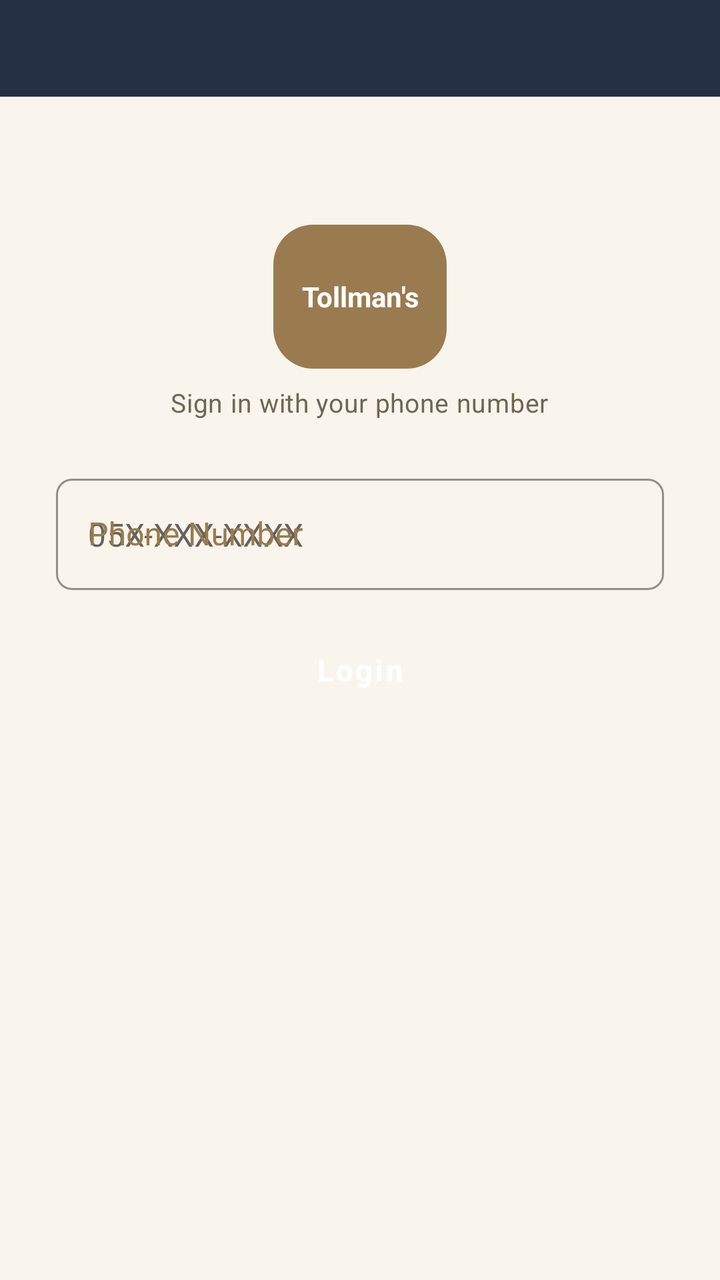
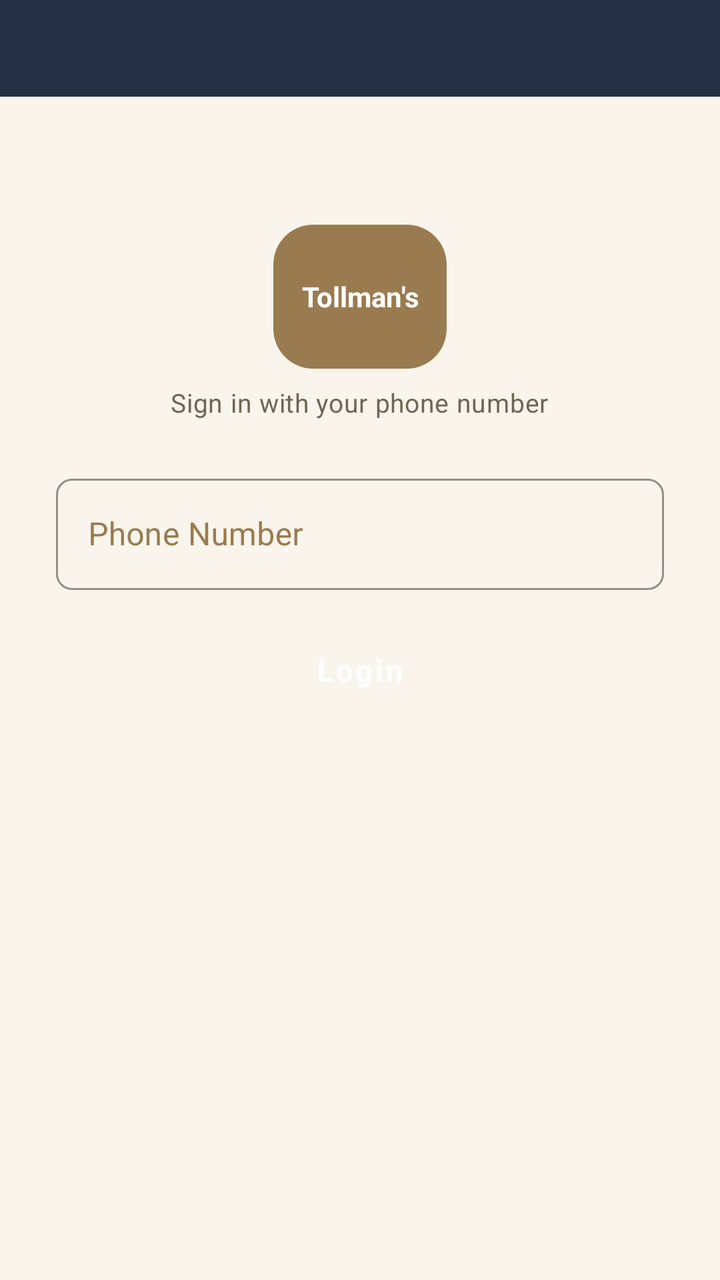

Two renders of the same Android screen: before a commit and after it. Below are the layout's source before the change and the commit's diff.
<!-- AndroidManifest.xml: application theme Theme.DriverApp -->
<!-- res/layout/activity_login.xml -->
<?xml version="1.0" encoding="utf-8"?>
<LinearLayout xmlns:android="http://schemas.android.com/apk/res/android"
    android:layout_width="match_parent"
    android:layout_height="match_parent"
    android:orientation="vertical"
    android:background="@color/drb_cream_bg">

  <include
      android:id="@+id/loginHeader"
      layout="@layout/include_drb_header"/>

  <LinearLayout
      android:layout_width="match_parent"
      android:layout_height="match_parent"
      android:orientation="vertical"
      android:gravity="center_horizontal"
      android:paddingStart="@dimen/drb_spacing_xxl"
      android:paddingEnd="@dimen/drb_spacing_xxl"
      android:paddingTop="64dp"
      android:paddingBottom="120dp">

    
    <LinearLayout
        android:id="@+id/driverLoginChrome"
        android:layout_width="match_parent"
        android:layout_height="wrap_content"
        android:orientation="vertical"
        android:gravity="center_horizontal"
        android:layout_marginBottom="@dimen/drb_spacing_xl">

        <TextView
            android:id="@+id/tvLoginLogo"
            android:layout_width="wrap_content"
            android:layout_height="@dimen/drb_logo_size"
            android:minWidth="@dimen/drb_logo_size"
            android:paddingStart="14dp"
            android:paddingEnd="14dp"
            android:background="@drawable/bg_logo_square"
            android:gravity="center"
            android:text="@string/logo_text"
            android:textColor="@color/white"
            android:textSize="14sp"
            android:textStyle="bold"/>

        <TextView
            android:id="@+id/tvDriverLoginTitle"
            android:layout_width="wrap_content"
            android:layout_height="wrap_content"
            android:layout_marginTop="@dimen/drb_spacing_lg"
            android:text="@string/app_name"
            android:visibility="gone"
            style="@style/DrbText.Title"/>

        <TextView
            android:id="@+id/tvDriverLoginSubtitle"
            android:layout_width="wrap_content"
            android:layout_height="wrap_content"
            android:layout_marginTop="@dimen/drb_spacing_sm"
            android:text="@string/login_driver_phone_hint"
            style="@style/DrbText.Subtitle"/>
    </LinearLayout>

    
    <LinearLayout
        android:id="@+id/warehouseLoginChrome"
        android:layout_width="match_parent"
        android:layout_height="wrap_content"
        android:orientation="vertical"
        android:gravity="center_horizontal"
        android:layout_marginBottom="@dimen/drb_spacing_xl"
        android:visibility="gone">

        <TextView
            android:layout_width="wrap_content"
            android:layout_height="@dimen/drb_logo_size"
            android:minWidth="@dimen/drb_logo_size"
            android:paddingStart="14dp"
            android:paddingEnd="14dp"
            android:background="@drawable/bg_logo_square"
            android:gravity="center"
            android:text="@string/logo_text"
            android:textColor="@color/white"
            android:textSize="14sp"
            android:textStyle="bold"/>

        <TextView
            android:id="@+id/tvWarehouseLoginTitle"
            android:layout_width="wrap_content"
            android:layout_height="wrap_content"
            android:layout_marginTop="@dimen/drb_spacing_lg"
            android:text="@string/app_name"
            android:visibility="gone"
            style="@style/DrbText.Title"/>

        <TextView
            android:id="@+id/tvWarehouseLoginSubtitle"
            android:layout_width="wrap_content"
            android:layout_height="wrap_content"
            android:layout_marginTop="@dimen/drb_spacing_sm"
            android:text="@string/login_driver_phone_hint"
            style="@style/DrbText.Subtitle"/>
    </LinearLayout>

    <com.google.android.material.textfield.TextInputLayout
        android:layout_width="match_parent"
        android:layout_height="wrap_content"
        android:hint="@string/phone_hint"
        style="@style/DrbTextInputLayout"
        android:layout_marginBottom="@dimen/drb_spacing_lg">
        <com.google.android.material.textfield.TextInputEditText
            android:id="@+id/etPhone"
            android:layout_width="match_parent"
            android:layout_height="wrap_content"
            android:inputType="phone"
            android:hint="05X-XXX-XXXX"
            android:textColor="@color/drb_text_muted"/>
    </com.google.android.material.textfield.TextInputLayout>

    <Button
        android:id="@+id/btnLogin"
        android:layout_width="match_parent"
        android:layout_height="wrap_content"
        android:text="@string/login_button"
        style="@style/DrbButton.Primary"/>

    <ProgressBar
        android:id="@+id/progressBar"
        android:layout_width="wrap_content"
        android:layout_height="wrap_content"
        android:visibility="gone"
        android:layout_marginTop="@dimen/drb_spacing_lg"/>
  </LinearLayout>
</LinearLayout>
<!-- res/layout/include_drb_header.xml (included above) -->
<?xml version="1.0" encoding="utf-8"?>
<LinearLayout xmlns:android="http://schemas.android.com/apk/res/android"
    android:layout_width="match_parent"
    android:layout_height="wrap_content"
    android:orientation="horizontal"
    android:background="@color/drb_navy"
    android:gravity="center_vertical"
    android:paddingStart="@dimen/drb_spacing_md"
    android:paddingEnd="@dimen/drb_header_padding_horizontal"
    android:paddingTop="10dp"
    android:paddingBottom="@dimen/drb_header_padding_vertical">

    <TextView
        android:id="@+id/tvHeaderTitle"
        android:layout_width="0dp"
        android:layout_height="wrap_content"
        android:layout_weight="1"
        style="@style/DrbText.Header"/>

    <TextView
        android:id="@+id/tvHeaderAction"
        android:layout_width="wrap_content"
        android:layout_height="wrap_content"
        android:text="@string/logout"
        android:textColor="@color/drb_text_header_muted"
        android:textSize="@dimen/drb_text_caption"
        android:padding="4dp"
        android:visibility="gone"/>
</LinearLayout>
<!-- resources referenced by this layout -->
<resources>
  <color name="drb_cream_bg">#faf5ec</color>
  <color name="drb_navy">#243044</color>
  <color name="drb_text_header_muted">#e6e0d4</color>
  <color name="drb_text_muted">#a89f8c</color>
  <color name="white">#FFFFFFFF</color>
  <dimen name="drb_header_padding_horizontal">18dp</dimen>
  <dimen name="drb_header_padding_vertical">14dp</dimen>
  <dimen name="drb_logo_size">72dp</dimen>
  <dimen name="drb_spacing_lg">16dp</dimen>
  <dimen name="drb_spacing_md">12dp</dimen>
  <dimen name="drb_spacing_sm">8dp</dimen>
  <dimen name="drb_spacing_xl">24dp</dimen>
  <dimen name="drb_spacing_xxl">28dp</dimen>
  <dimen name="drb_text_caption">13sp</dimen>
  <!-- drawable bg_logo_square (drawable) -->
  <?xml version="1.0" encoding="utf-8"?>
  <shape xmlns:android="http://schemas.android.com/apk/res/android"
      android:shape="rectangle">
      <solid android:color="@color/drb_gold"/>
      <corners android:radius="@dimen/drb_radius_lg"/>
  </shape>
  <string name="app_name">Tollman's</string>
  <string name="login_button">Login</string>
  <string name="login_driver_phone_hint">Sign in with your phone number</string>
  <string name="logo_text">Tollman's</string>
  <string name="logout">Logout</string>
  <string name="phone_hint">Phone Number</string>
  <style name="DrbButton.Primary" parent="Widget.MaterialComponents.Button">
          <item name="android:backgroundTint">@color/drb_navy</item>
          <item name="android:textColor">@color/white</item>
          <item name="android:textAllCaps">false</item>
          <item name="android:textStyle">bold</item>
          <item name="android:textSize">@dimen/drb_text_body</item>
          <item name="cornerRadius">@dimen/drb_radius_pill</item>
          <item name="android:minHeight">48dp</item>
      </style>
  <style name="DrbText.Header" parent="TextAppearance.MaterialComponents.Subtitle1">
          <item name="android:textSize">@dimen/drb_text_header</item>
          <item name="android:textStyle">bold</item>
          <item name="android:textColor">@color/white</item>
      </style>
  <style name="DrbText.Subtitle" parent="TextAppearance.MaterialComponents.Body2">
          <item name="android:textSize">@dimen/drb_text_caption</item>
          <item name="android:textColor">@color/drb_text_secondary</item>
      </style>
  <style name="DrbText.Title" parent="TextAppearance.MaterialComponents.Headline6">
          <item name="android:textSize">@dimen/drb_text_title</item>
          <item name="android:textStyle">bold</item>
          <item name="android:textColor">@color/drb_text_primary</item>
      </style>
  <style name="DrbTextInputLayout" parent="Widget.MaterialComponents.TextInputLayout.OutlinedBox">
          <item name="boxStrokeColor">@color/drb_border_warm</item>
          <item name="boxCornerRadiusTopStart">@dimen/drb_radius_sm</item>
          <item name="boxCornerRadiusTopEnd">@dimen/drb_radius_sm</item>
          <item name="boxCornerRadiusBottomStart">@dimen/drb_radius_sm</item>
          <item name="boxCornerRadiusBottomEnd">@dimen/drb_radius_sm</item>
          <item name="android:textColorHint">@color/drb_gold</item>
      </style>
  <color name="drb_gold">#9a7b4f</color>
  <dimen name="drb_radius_lg">20dp</dimen>
  <dimen name="drb_text_body">15sp</dimen>
  <dimen name="drb_radius_pill">24dp</dimen>
  <dimen name="drb_text_header">18sp</dimen>
  <color name="drb_text_secondary">#6f6655</color>
  <dimen name="drb_text_title">24sp</dimen>
  <color name="drb_text_primary">#1f2733</color>
  <color name="drb_border_warm">#e7e0d2</color>
  <dimen name="drb_radius_sm">8dp</dimen>
  <color name="drb_navy_dark">#15202e</color>
  <color name="drb_gold_muted">#8a7149</color>
  <!-- unchanged entries left out for length: 1 -->
</resources>

<!-- the commit's change to res/layout/activity_login.xml (unified diff, before → after) -->
@@ -1,5 +1,6 @@
 <?xml version="1.0" encoding="utf-8"?>
 <LinearLayout xmlns:android="http://schemas.android.com/apk/res/android"
+    xmlns:app="http://schemas.android.com/apk/res-auto"
     android:layout_width="match_parent"
     android:layout_height="match_parent"
     android:orientation="vertical"
@@ -105,15 +106,14 @@
         android:layout_width="match_parent"
         android:layout_height="wrap_content"
         android:hint="@string/phone_hint"
+        app:placeholderText="05X-XXX-XXXX"
         style="@style/DrbTextInputLayout"
         android:layout_marginBottom="@dimen/drb_spacing_lg">
         <com.google.android.material.textfield.TextInputEditText
             android:id="@+id/etPhone"
             android:layout_width="match_parent"
             android:layout_height="wrap_content"
-            android:inputType="phone"
-            android:hint="05X-XXX-XXXX"
-            android:textColor="@color/drb_text_muted"/>
+            android:inputType="phone"/>
     </com.google.android.material.textfield.TextInputLayout>
 
     <Button
@@ -145,6 +145,18 @@
     android:paddingBottom="@dimen/drb_header_padding_vertical">
 
     <TextView
+        android:id="@+id/headerBack"
+        android:layout_width="wrap_content"
+        android:layout_height="wrap_content"
+        android:text="←"
+        android:textColor="@color/white"
+        android:textSize="24sp"
+        android:paddingStart="2dp"
+        android:paddingEnd="@dimen/drb_spacing_md"
+        android:contentDescription="Back"
+        android:visibility="gone"/>
+
+    <TextView
         android:id="@+id/tvHeaderTitle"
         android:layout_width="0dp"
         android:layout_height="wrap_content"
<!-- resource entries referenced after the edit -->
@@ -3,7 +3,6 @@
   <color name="drb_cream_bg">#faf5ec</color>
   <color name="drb_navy">#243044</color>
   <color name="drb_text_header_muted">#e6e0d4</color>
-  <color name="drb_text_muted">#a89f8c</color>
   <color name="white">#FFFFFFFF</color>
   <dimen name="drb_header_padding_horizontal">18dp</dimen>
   <dimen name="drb_header_padding_vertical">14dp</dimen>
@@ -21,10 +20,10 @@
       <solid android:color="@color/drb_gold"/>
       <corners android:radius="@dimen/drb_radius_lg"/>
   </shape>
-  <string name="app_name">Tollman's</string>
+  <string name="app_name">Tollman\'s</string>
   <string name="login_button">Login</string>
   <string name="login_driver_phone_hint">Sign in with your phone number</string>
-  <string name="logo_text">Tollman's</string>
+  <string name="logo_text">Tollman\'s</string>
   <string name="logout">Logout</string>
   <string name="phone_hint">Phone Number</string>
   <style name="DrbButton.Primary" parent="Widget.MaterialComponents.Button">
